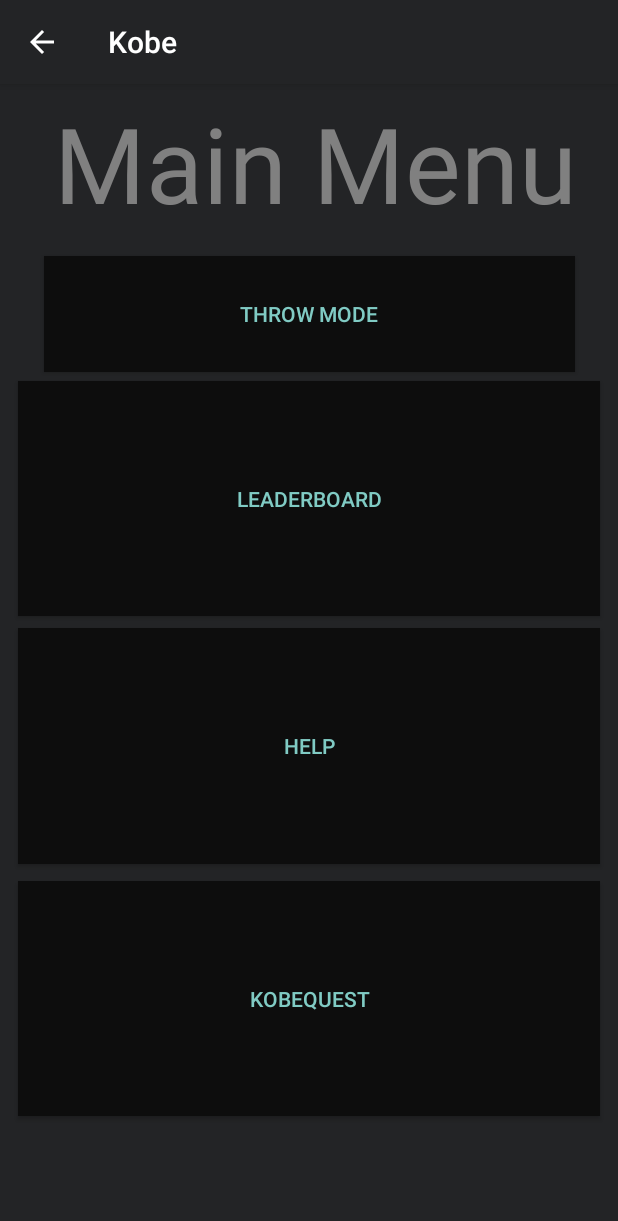
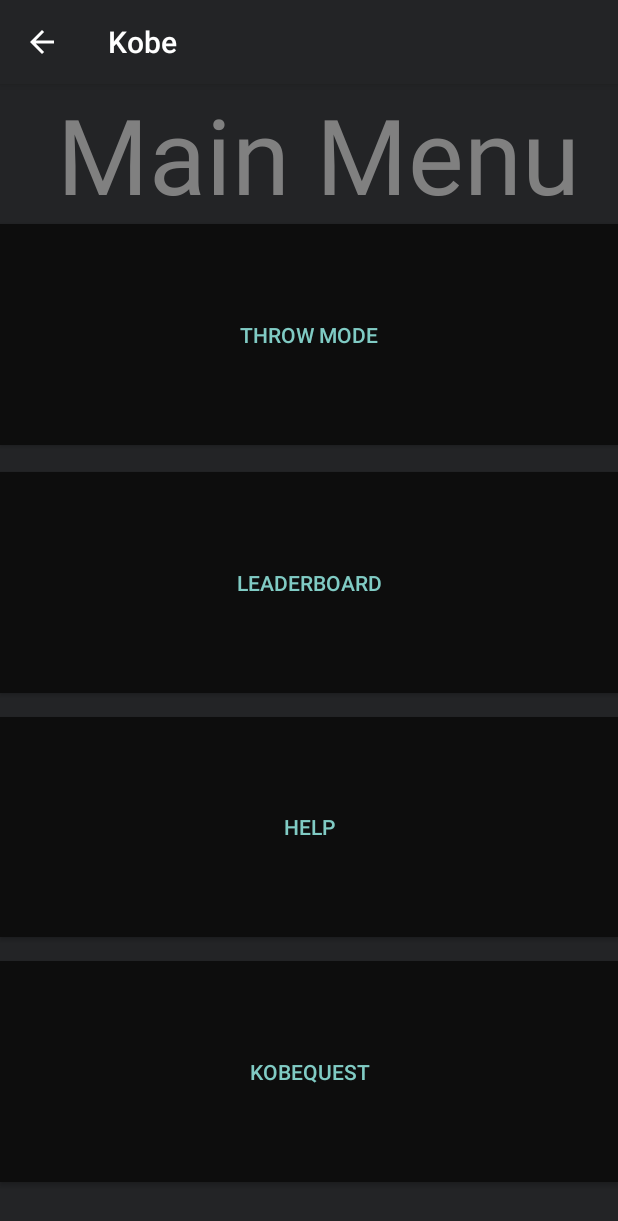
Before and after one commit to squate/Kobe, an Android app: the MenuActivity screen opened directly, with no data from a screen before it, on a phone screen of 412 x 824 dp. Shown: the top 1221 px of the screen. Run offline under Robolectric (Android 15) with nearby library versions, the phone set to English and light mode, and no system bars; Roboto replaces fonts that are not available here.

Commit message:
Fixed menu layout

```diff
--- a/app/src/main/res/layout/activity_menu.xml
+++ b/app/src/main/res/layout/activity_menu.xml
@@ -9,11 +9,9 @@
 
     <Button
         android:id="@+id/ARView"
-        android:layout_width="354dp"
-        android:layout_height="77dp"
-        android:layout_marginStart="8dp"
-        android:layout_marginEnd="8dp"
-        android:layout_marginBottom="6dp"
+        android:layout_width="0dp"
+        android:layout_height="0dp"
+        android:layout_marginBottom="18dp"
         android:background="@color/colorPrimaryDark"
         android:onClick="openARView"
         android:text="Throw Mode"
@@ -27,9 +25,7 @@
         android:id="@+id/button4"
         android:layout_width="0dp"
         android:layout_height="0dp"
-        android:layout_marginStart="12dp"
-        android:layout_marginEnd="12dp"
-        android:layout_marginBottom="8dp"
+        android:layout_marginBottom="16dp"
         android:background="@color/colorPrimaryDark"
         android:onClick="openLeaderboard"
         android:text="Leaderboard"
@@ -43,9 +39,7 @@
         android:id="@+id/button5"
         android:layout_width="0dp"
         android:layout_height="0dp"
-        android:layout_marginStart="12dp"
-        android:layout_marginEnd="12dp"
-        android:layout_marginBottom="11dp"
+        android:layout_marginBottom="16dp"
         android:background="@color/colorPrimaryDark"
         android:onClick="openHelp"
         android:text="Help"
@@ -59,9 +53,7 @@
         android:id="@+id/textView5"
         android:layout_width="wrap_content"
         android:layout_height="wrap_content"
-        android:layout_marginTop="6dp"
-        android:layout_marginEnd="27dp"
-        android:layout_marginBottom="15dp"
+        android:layout_marginEnd="25dp"
         android:fontFamily="@font/titillium_web_extralight"
         android:text="Main Menu"
         android:textAppearance="@style/TextAppearance.AppCompat.Widget.PopupMenu.Header"
@@ -75,9 +67,7 @@
         android:id="@+id/button2"
         android:layout_width="0dp"
         android:layout_height="0dp"
-        android:layout_marginStart="12dp"
-        android:layout_marginEnd="12dp"
-        android:layout_marginBottom="80dp"
+        android:layout_marginBottom="36dp"
         android:background="@color/colorPrimaryDark"
         android:onClick="openAccel"
         android:text="KobeQuest"
```
